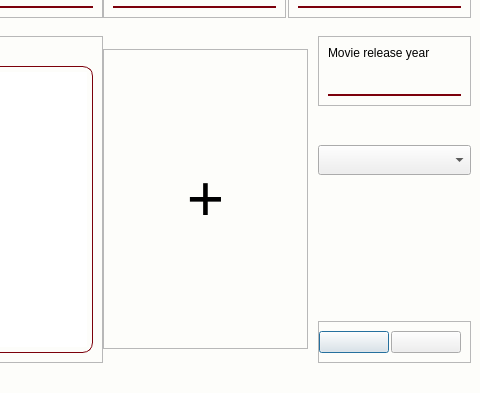
Above: ui/admin/MovieEdit.ui from nhuanh1070/FinalProject before the change; both pictures show x 275 to 755 and y 168 to 561 of the 755 by 561 pixel window. Below: the same form after it.
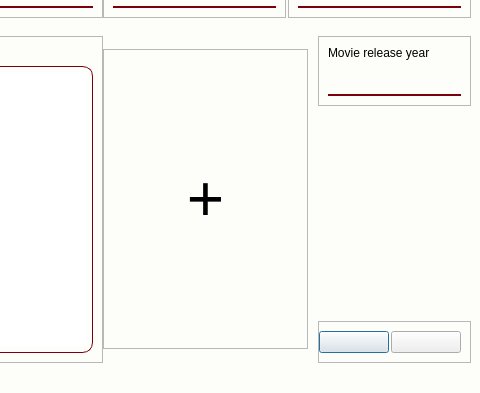
That is the form after the change. Icons and pictures are not drawn.

What changed in the file:
```diff
--- a/ui/admin/MovieEdit.ui
+++ b/ui/admin/MovieEdit.ui
@@ -553,16 +553,6 @@
                  </layout>
                 </widget>
                </item>
-               <item alignment="Qt::AlignTop">
-                <widget class="QComboBox" name="comboBox">
-                 <property name="minimumSize">
-                  <size>
-                   <width>0</width>
-                   <height>30</height>
-                  </size>
-                 </property>
-                </widget>
-               </item>
                <item alignment="Qt::AlignBottom">
                 <widget class="QFrame" name="frame_9">
                  <property name="frameShape">
```
Left out of the diff: 6 changed lines with no effect on the pictures.
